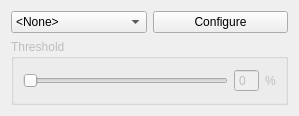
rose-compiler/rose, file projects/roseQt/widgets/MetricFilter/MetricFilter.ui: the form before one commit.
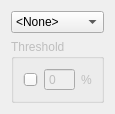
The form after the commit.

Diff of the .ui file:
```diff
--- a/projects/roseQt/widgets/MetricFilter/MetricFilter.ui
+++ b/projects/roseQt/widgets/MetricFilter/MetricFilter.ui
@@ -6,15 +6,15 @@
    <rect>
     <x>0</x>
     <y>0</y>
-    <width>299</width>
-    <height>116</height>
+    <width>114</width>
+    <height>114</height>
    </rect>
   </property>
   <property name="windowTitle">
    <string>Form</string>
   </property>
   <layout class="QGridLayout" name="gridLayout">
-   <item row="0" column="0">
+   <item row="0" column="0" colspan="2">
     <widget class="QComboBox" name="cmbMetric">
      <item>
       <property name="text">
@@ -23,13 +23,6 @@
      </item>
     </widget>
    </item>
-   <item row="0" column="1">
-    <widget class="QPushButton" name="cmdConfigureMetrics">
-     <property name="text">
-      <string>Configure</string>
-     </property>
-    </widget>
-   </item>
    <item row="1" column="0" colspan="2">
     <widget class="QGroupBox" name="frmThreshold">
      <property name="enabled">
@@ -54,6 +47,9 @@
         <property name="buttonSymbols">
          <enum>QAbstractSpinBox::NoButtons</enum>
         </property>
+        <property name="maximum">
+         <number>100</number>
+        </property>
        </widget>
       </item>
       <item>
```
